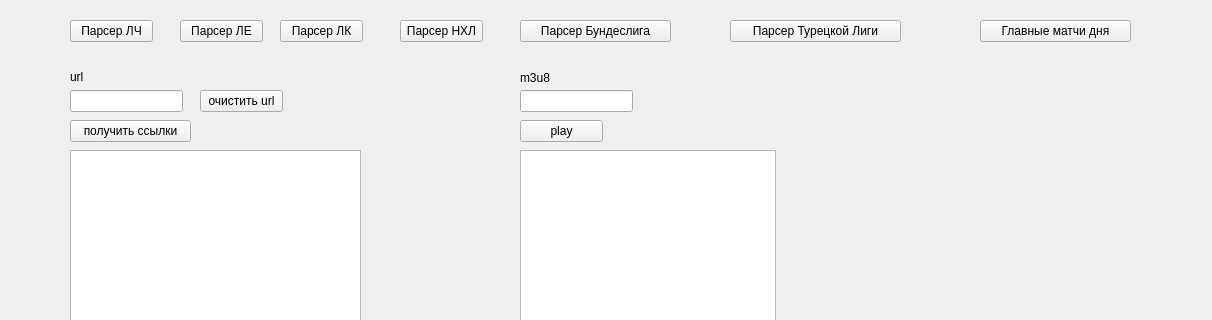
The window that mainwindow.ui (vcore486-afk/LiveTvGUI) describes before a commit, drawn with Qt 5; both pictures show x 0 to 1212 and y 0 to 320 of the 1212 by 645 pixel window.
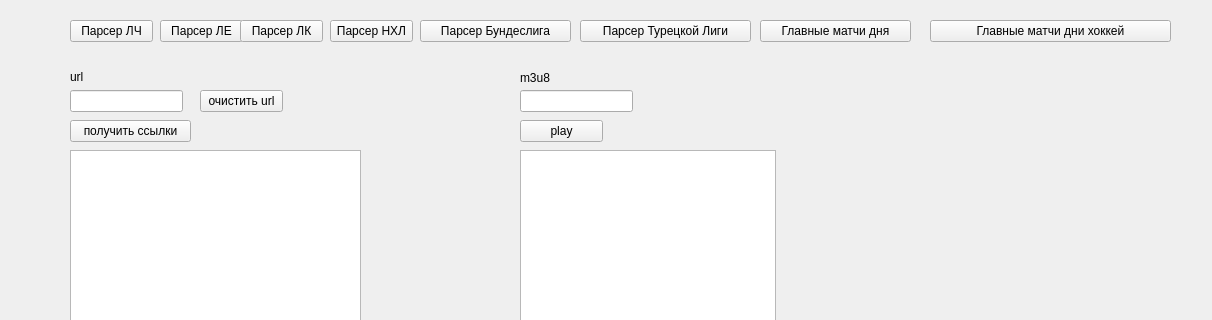
The same window after the commit. Icons and pictures are not drawn.

```diff
--- a/mainwindow.ui
+++ b/mainwindow.ui
@@ -139,7 +139,7 @@
    <widget class="QPushButton" name="parserel">
     <property name="geometry">
      <rect>
-      <x>180</x>
+      <x>160</x>
       <y>20</y>
       <width>83</width>
       <height>22</height>
@@ -152,7 +152,7 @@
    <widget class="QPushButton" name="parseruefa">
     <property name="geometry">
      <rect>
-      <x>280</x>
+      <x>240</x>
       <y>20</y>
       <width>83</width>
       <height>22</height>
@@ -165,7 +165,7 @@
    <widget class="QPushButton" name="parsernhl">
     <property name="geometry">
      <rect>
-      <x>400</x>
+      <x>330</x>
       <y>20</y>
       <width>83</width>
       <height>22</height>
@@ -178,7 +178,7 @@
    <widget class="QPushButton" name="parserbundesliga">
     <property name="geometry">
      <rect>
-      <x>520</x>
+      <x>420</x>
       <y>20</y>
       <width>151</width>
       <height>22</height>
@@ -191,7 +191,7 @@
    <widget class="QPushButton" name="turkishliga">
     <property name="geometry">
      <rect>
-      <x>730</x>
+      <x>580</x>
       <y>20</y>
       <width>171</width>
       <height>22</height>
@@ -204,7 +204,7 @@
    <widget class="QPushButton" name="matchday">
     <property name="geometry">
      <rect>
-      <x>980</x>
+      <x>760</x>
       <y>20</y>
       <width>151</width>
       <height>22</height>
@@ -214,6 +214,19 @@
      <string>Главные матчи дня</string>
     </property>
    </widget>
+   <widget class="QPushButton" name="parserhockey">
+    <property name="geometry">
+     <rect>
+      <x>930</x>
+      <y>20</y>
+      <width>241</width>
+      <height>22</height>
+     </rect>
+    </property>
+    <property name="text">
+     <string>Главные матчи дни хоккей</string>
+    </property>
+   </widget>
   </widget>
   <widget class="QMenuBar" name="menubar">
    <property name="geometry">
```
